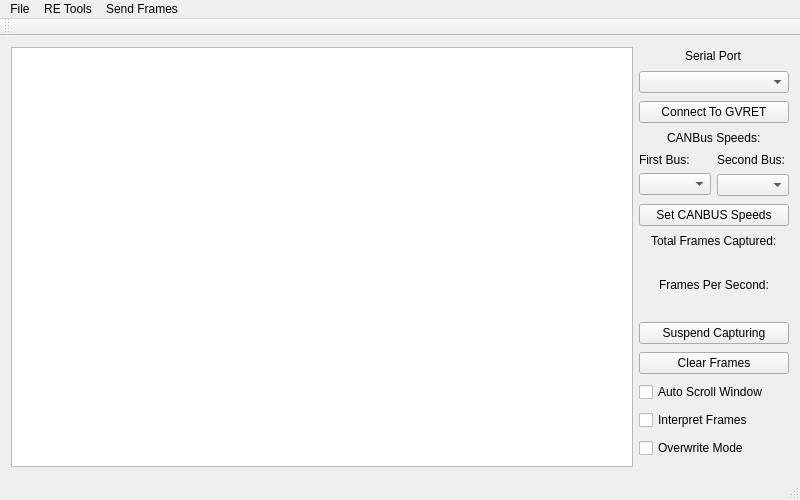
Old version of the form mainwindow.ui in the repository collin80/SavvyCAN.
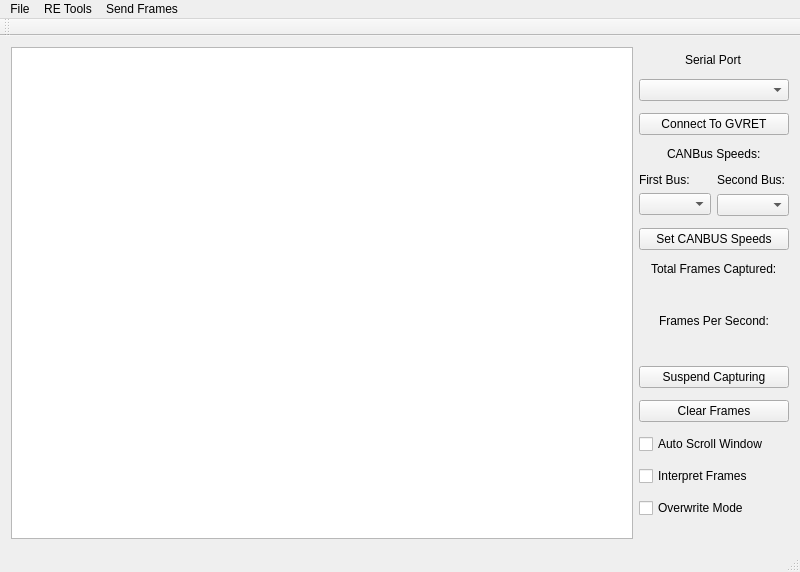
New version of the form.

```diff
--- a/mainwindow.ui
+++ b/mainwindow.ui
@@ -7,7 +7,7 @@
     <x>0</x>
     <y>0</y>
     <width>800</width>
-    <height>500</height>
+    <height>572</height>
    </rect>
   </property>
   <property name="sizePolicy">
```
